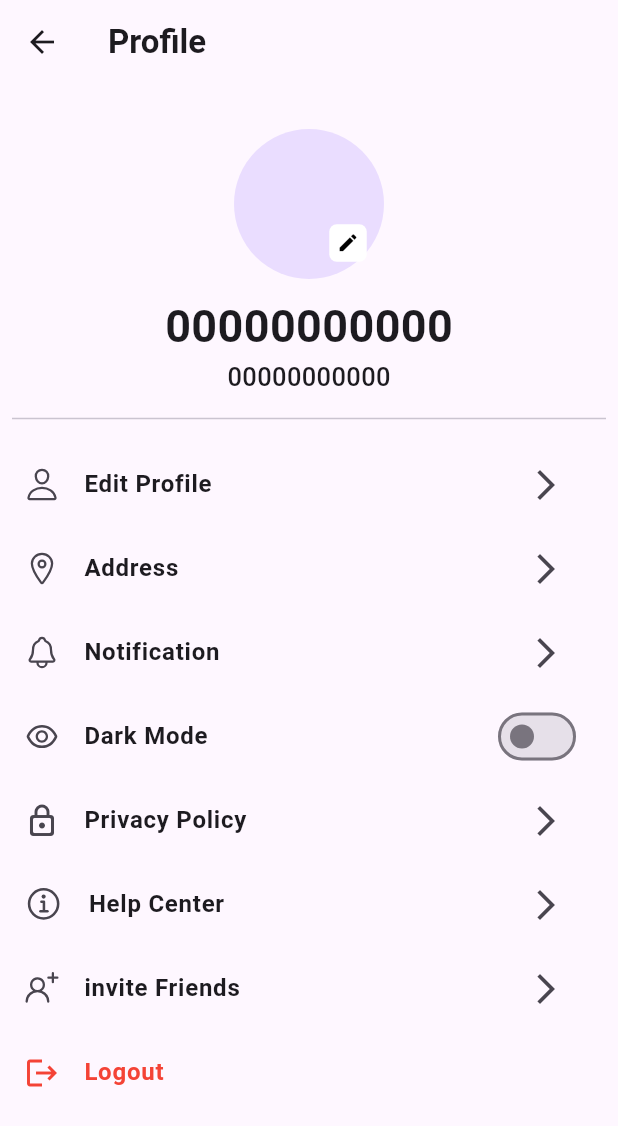
After one commit to Roninspect/sneako, a Flutter app: the ProfilePage screen opened directly, on a phone screen of 412 x 824 dp. The commit adds this screen. Shown: the top 1126 px of the screen. Run offline on Flutter 3.47's test engine with Material 3 defaults, Android fonts, the phone set to English and light mode, and no system bars; our stand-ins replace cached_network_image, carousel_slider, envied, flutter_riverpod, flutter_vector_icons, fpdart and 10 more; accounts and stored records are empty; generated files the repository leaves out were written again; network calls fail.

Commit message:
added profile ui

```diff
--- a/lib/src/core/constants/tab_widgets.dart
+++ b/lib/src/core/constants/tab_widgets.dart
@@ -3,12 +3,13 @@ import 'package:sneako/src/features/cart/pages/cart_page.dart';
 import 'package:sneako/src/features/home/pages/hompage.dart';
 import 'package:sneako/src/features/orders/pages/order_root_page.dart';
 import 'package:sneako/src/features/orders/pages/Active_orders_page.dart';
+import 'package:sneako/src/features/profile/pages/profile_page.dart';
 
 class TabWidgets {
   static List<Widget> tabs = [
     const HomePage(),
     const CartPage(),
     const OrderPage(),
-    const HomePage(),
+    const ProfilePage(),
   ];
 }
--- a/lib/src/features/checkout/controller/checkout_controller.dart
+++ b/lib/src/features/checkout/controller/checkout_controller.dart
@@ -159,6 +159,7 @@ class CheckoutController extends StateNotifier<bool> {
                 type: QuickAlertType.error,
                 text: l.message), (r) async {
           await _ref.read(cartControllerProvider.notifier).emptyCart();
+          _ref.invalidate(getActiveOrdersProvider);
           QuickAlert.show(
               onConfirmBtnTap: () {
                 context.pop();
--- a/lib/src/features/checkout/pages/checkout_page.dart
+++ b/lib/src/features/checkout/pages/checkout_page.dart
@@ -310,7 +310,7 @@ class CheckOutPage extends ConsumerWidget {
                                                   address:
                                                       selectedAddress.address,
                                                   order_total: ordertotal,
-                                                  orderStatus: "Ordered"),
+                                                  orderStatus: "Active"),
                                               context: context,
                                               orderlines: cartState
                                                   .map((e) => OrderLine(
--- a/lib/src/features/home/pages/hompage.dart
+++ b/lib/src/features/home/pages/hompage.dart
@@ -21,7 +21,6 @@ class HomePage extends ConsumerWidget {
 
   @override
   Widget build(BuildContext context, WidgetRef ref) {
-    final user = ref.watch(userDataNotifierProvider);
     final favCount = ref.watch(favControllerProvider).valueOrNull;
 
     final currentTime = DateTime.now();
--- a/lib/src/features/orders/pages/completed_order_page.dart
+++ b/lib/src/features/orders/pages/completed_order_page.dart
@@ -12,13 +12,12 @@ class CompletedOrderPage extends ConsumerWidget {
   @override
   Widget build(BuildContext context, WidgetRef ref) {
     final uid = ref.watch(userDataNotifierProvider).value!.id;
-    final orderState = ref.watch(getCompletedOrdersProvider(uid: uid));
 
     return Scaffold(
       body: Padding(
         padding: const EdgeInsets.symmetric(horizontal: 12.0),
         child: AsyncValueWidget(
-          value: orderState,
+          value: ref.watch(getCompletedOrdersProvider(uid: uid)),
           data: (p0) {
             if (p0.isEmpty) {
               return const Center(
--- a/lib/src/features/orders/pages/order_details_page.dart
+++ b/lib/src/features/orders/pages/order_details_page.dart
@@ -22,6 +22,7 @@ class OrderDetailsPage extends ConsumerWidget {
       ),
       body: Padding(
         padding: const EdgeInsets.symmetric(horizontal: 10.0),
+        child: SingleChildScrollView(
           child: Column(
             crossAxisAlignment: CrossAxisAlignment.start,
             children: [
@@ -31,7 +32,8 @@ class OrderDetailsPage extends ConsumerWidget {
               ),
               OrderlineListview(orderId: order.id!),
               Container(
-              padding: const EdgeInsets.symmetric(horizontal: 10, vertical: 10),
+                padding:
+                    const EdgeInsets.symmetric(horizontal: 10, vertical: 10),
                 decoration: BoxDecoration(
                     color: const Color.fromARGB(88, 189, 189, 189),
                     borderRadius: BorderRadius.circular(20)),
@@ -41,8 +43,8 @@ class OrderDetailsPage extends ConsumerWidget {
                     children: [
                       const Text(
                         "Total Price:",
-                      style:
-                          TextStyle(fontWeight: FontWeight.bold, fontSize: 20),
+                        style: TextStyle(
+                            fontWeight: FontWeight.bold, fontSize: 20),
                       ),
                       Text(
                         "\$${order.order_total}",
@@ -63,6 +65,7 @@ class OrderDetailsPage extends ConsumerWidget {
             ],
           ),
         ),
+      ),
     );
   }
 }
--- a/lib/src/features/orders/widgets/order_status_tile.dart
+++ b/lib/src/features/orders/widgets/order_status_tile.dart
@@ -21,11 +21,12 @@ class OrderStatusTile extends ConsumerWidget {
       data: (status) => Column(
         children: [
           SizedBox(
-            height: 350,
+            height: 260,
             child: ListView(
+              physics: NeverScrollableScrollPhysics(),
               children: [
                 SizedBox(
-                  height: 100,
+                  height: 80,
                   child: TimelineTile(
                     isFirst: true,
                     afterLineStyle: LineStyle(
--- /dev/null
+++ b/lib/src/features/profile/pages/profile_page.dart
@@ -0,0 +1,162 @@
+import 'package:cached_network_image/cached_network_image.dart';
+import 'package:flutter/material.dart';
+import 'package:flutter_riverpod/flutter_riverpod.dart';
+import 'package:flutter_vector_icons/flutter_vector_icons.dart';
+import 'package:sneako/src/features/auth/provider/user_data_notifer.dart';
+
+class ProfilePage extends ConsumerWidget {
+  const ProfilePage({super.key});
+
+  @override
+  Widget build(BuildContext context, WidgetRef ref) {
+    final user = ref.watch(userDataNotifierProvider).valueOrNull;
+    return Scaffold(
+      appBar: AppBar(
+        title: const Text(
+          "Profile",
+          style: TextStyle(fontWeight: FontWeight.bold),
+        ),
+      ),
+      body: Center(
+        child: Column(
+          children: [
+            const SizedBox(height: 30),
+            Stack(
+              alignment: Alignment.bottomRight,
+              children: [
+                CircleAvatar(
+                  radius: 50,
+                  backgroundImage: user != null
+                      ? CachedNetworkImageProvider(user.profile!)
+                      : null,
+                ),
+                IconButton(
+                    onPressed: () {},
+                    icon: Container(
+                      height: 25,
+                      width: 25,
+                      decoration: BoxDecoration(
+                        color: Colors.white,
+                        borderRadius: BorderRadius.circular(5),
+                        shape: BoxShape.rectangle,
+                      ),
+                      child: const Icon(
+                        Icons.edit,
+                        color: Colors.black,
+                        size: 15,
+                      ),
+                    ))
+              ],
+            ),
+            const SizedBox(height: 10),
+            Text(
+              user != null ? user.username : "00000000000",
+              style: const TextStyle(fontSize: 30, fontWeight: FontWeight.bold),
+            ),
+            Text(
+              user != null ? user.phone : "00000000000",
+              style: const TextStyle(fontSize: 17, fontWeight: FontWeight.w500),
+            ),
+            const Padding(
+              padding: EdgeInsets.all(8.0),
+              child: Divider(thickness: 1),
+            ),
+            ListTile(
+              onTap: () {},
+              leading: const Icon(Ionicons.person_outline),
+              title: const Text(
+                "Edit Profile",
+                style: TextStyle(fontWeight: FontWeight.bold),
+              ),
+              trailing: IconButton(
+                  onPressed: () {},
+                  icon: const Icon(Icons.arrow_forward_ios_outlined)),
+            ),
+            ListTile(
+              onTap: () {},
+              leading: const Icon(Ionicons.md_location_outline),
+              title: const Text(
+                "Address",
+                style: TextStyle(fontWeight: FontWeight.bold),
+              ),
+              trailing: IconButton(
+                  onPressed: () {},
+                  icon: const Icon(Icons.arrow_forward_ios_outlined)),
+            ),
+            ListTile(
+              onTap: () {},
+              leading: const Icon(Ionicons.ios_notifications_outline),
+              title: const Text(
+                "Notification",
+                style: TextStyle(fontWeight: FontWeight.bold),
+              ),
+              trailing: IconButton(
+                  onPressed: () {},
+                  icon: const Icon(Icons.arrow_forward_ios_outlined)),
+            ),
+            ListTile(
+              onTap: () {},
+              leading: const Icon(AntDesign.eyeo),
+              title: const Text(
+                "Dark Mode",
+                style: TextStyle(fontWeight: FontWeight.bold),
+              ),
+              trailing: Switch(
+                value: false,
+                onChanged: (value) {},
+              ),
+            ),
+            ListTile(
+              onTap: () {},
+              leading: const Icon(Icons.lock_outline_rounded),
+              title: const Text(
+                "Privacy Policy",
+                style: TextStyle(fontWeight: FontWeight.bold),
+              ),
+              trailing: IconButton(
+                  onPressed: () {},
+                  icon: const Icon(Icons.arrow_forward_ios_outlined)),
+            ),
+            ListTile(
+              onTap: () {},
+              leading: const Icon(
+                Ionicons.information_circle_outline,
+                size: 27,
+              ),
+              title: const Text(
+                "Help Center",
+                style: TextStyle(fontWeight: FontWeight.bold),
+              ),
+              trailing: IconButton(
+                  onPressed: () {},
+                  icon: const Icon(Icons.arrow_forward_ios_outlined)),
+            ),
+            ListTile(
+              onTap: () {},
+              leading: const Icon(Octicons.person_add),
+              title: const Text(
+                "invite Friends",
+                style: TextStyle(fontWeight: FontWeight.bold),
+              ),
+              trailing: IconButton(
+                  onPressed: () {},
+                  icon: const Icon(Icons.arrow_forward_ios_outlined)),
+            ),
+            ListTile(
+              onTap: () {},
+              leading: const Icon(
+                Icons.logout,
+                color: Colors.red,
+              ),
+              title: const Text(
+                "Logout",
+                style:
+                    TextStyle(fontWeight: FontWeight.bold, color: Colors.red),
+              ),
+            ),
+          ],
+        ),
+      ),
+    );
+  }
+}
--- a/lib/src/models/order_status.dart
+++ b/lib/src/models/order_status.dart
@@ -8,7 +8,7 @@ class OrderStatus {
   final bool inTransit;
   final bool delivered;
   final bool cancelled;
-  final String reason;
+  String? reason;
   OrderStatus({
     this.id,
     required this.orderId,
@@ -58,7 +58,7 @@ class OrderStatus {
       inTransit: map['in_transit'] as bool,
       delivered: map['delivered'] as bool,
       cancelled: map['cancelled'] as bool,
-      reason: map['reason'] as String,
+      reason: map['reason'] != null ? map['reason'] as String : null,
     );
   }
 
```
Lines whose indentation alone changed are shown as unchanged.
